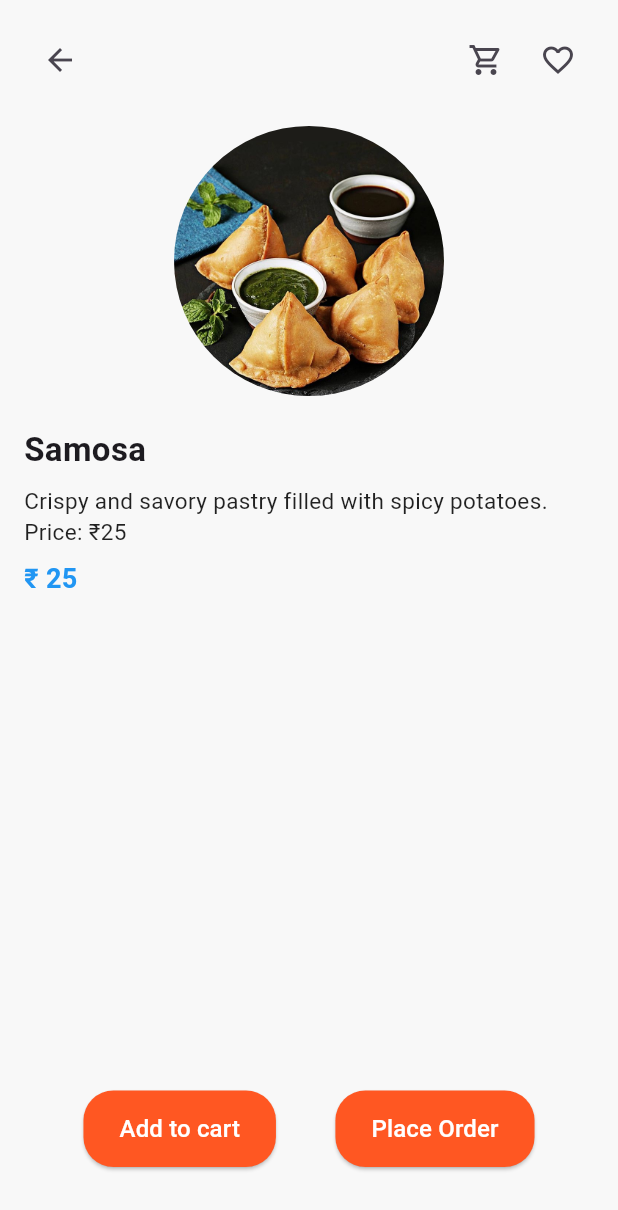
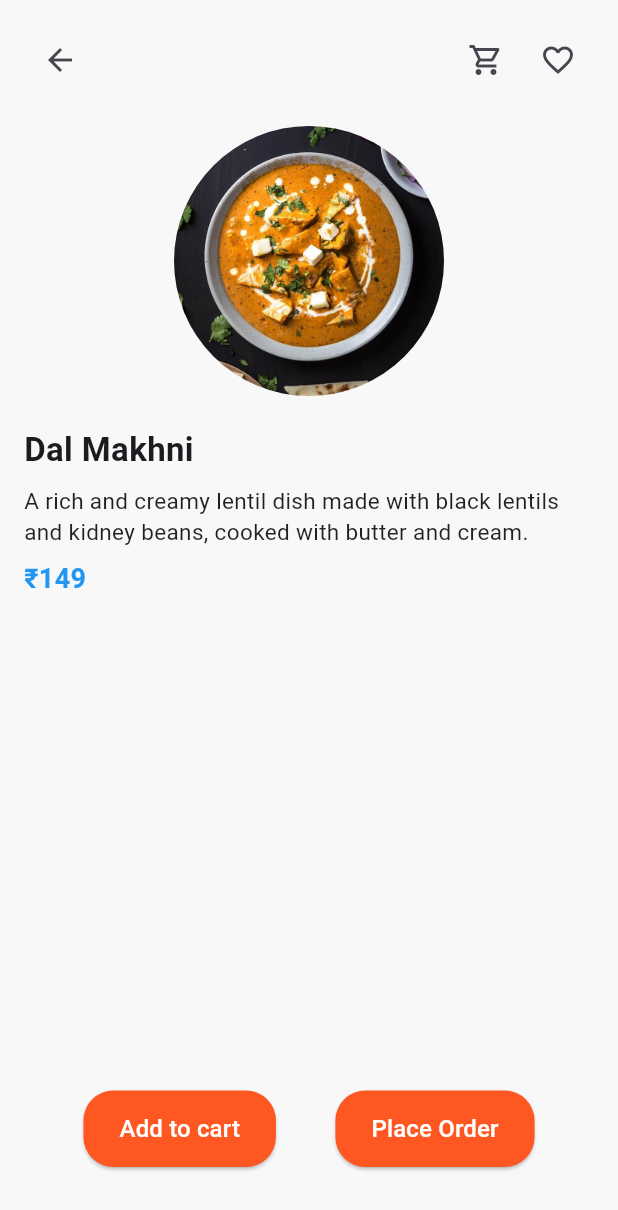
Before and after one commit to RahulVyas12/flutter_project, a Flutter app: the FoodMenu screen opened directly, after a tap on "Dal Makhni", on a phone screen of 412 x 824 dp. Shown: the top 1210 px of the screen. Run offline on Flutter 3.47's test engine with Material 3 defaults, Android fonts, the phone set to English and light mode, and no system bars.

Commit message:
food item

```diff
--- a/lib/food_item.dart
+++ b/lib/food_item.dart
@@ -1,16 +1,18 @@
 import 'package:flutter/material.dart';
 
-void main() {
-  runApp(
-    const MaterialApp(
-      debugShowCheckedModeBanner: false,
-      home: FoodDetailPage(),
-    ),
-  );
-}
+class FoodDetailPage extends StatelessWidget {
+  final String image;
+  final String name;
+  final String description;
+  final String price;
 
-class FoodDetailPage extends StatelessWidget {
-  const FoodDetailPage({super.key});
+  const FoodDetailPage({
+    super.key,
+    required this.image,
+    required this.name,
+    required this.description,
+    required this.price,
+  });
 
   @override
   Widget build(BuildContext context) {
@@ -52,7 +54,7 @@ class FoodDetailPage extends StatelessWidget {
               Center(
                 child: ClipOval(
                   child: Image.asset(
-                    "assets/samosa.jpg",
+                    image,
                     width: 180,
                     height: 180,
                     fit: BoxFit.cover,
@@ -62,19 +64,22 @@ class FoodDetailPage extends StatelessWidget {
               const SizedBox(height: 20),
 
               // Food name and description
-              const Text(
-                "Samosa",
-                style: TextStyle(fontSize: 22, fontWeight: FontWeight.bold),
+              Text(
+                name,
+                style: const TextStyle(
+                  fontSize: 22,
+                  fontWeight: FontWeight.bold,
+                ),
               ),
               const SizedBox(height: 8),
-              const Text(
-                "Crispy and savory pastry filled with spicy potatoes.\nPrice: ₹25",
-                style: TextStyle(fontSize: 15, color: Colors.black87),
+              Text(
+                description,
+                style: const TextStyle(fontSize: 15, color: Colors.black87),
               ),
               const SizedBox(height: 8),
-              const Text(
-                "₹ 25",
-                style: TextStyle(
+              Text(
+                price,
+                style: const TextStyle(
                   fontSize: 18,
                   fontWeight: FontWeight.bold,
                   color: Colors.blue,
--- a/lib/foodmenu.dart
+++ b/lib/foodmenu.dart
@@ -67,11 +67,15 @@ class _FoodMenuState extends State<FoodMenu> {
               {
                 "name": "Samosa",
                 "price": "₹50",
+                "description":
+                    "A popular Indian snack made of a crispy pastry filled with spiced potatoes and peas.",
                 "image": "assets/paneer-butter-masala.jpg",
               },
               {
                 "name": "Paneer Tikka",
                 "price": "₹199",
+                "description":
+                    "Chunks of paneer marinated in spices and grilled to perfection.",
                 "image": "assets/paneer-butter-masala.jpg",
               },
             ]),
@@ -83,11 +87,15 @@ class _FoodMenuState extends State<FoodMenu> {
               {
                 "name": "Dal Makhni",
                 "price": "₹149",
+                "description":
+                    "A rich and creamy lentil dish made with black lentils and kidney beans, cooked with butter and cream.",
                 "image": "assets/paneer-butter-masala.jpg",
               },
               {
                 "name": "Paneer Butter Masala",
                 "price": "₹229",
+                "description":
+                    "A popular North Indian dish made with paneer cubes cooked in a rich and creamy tomato-based gravy.",
                 "image": "assets/paneer-butter-masala.jpg",
               },
             ]),
@@ -99,11 +107,15 @@ class _FoodMenuState extends State<FoodMenu> {
               {
                 "name": "Hakka Noodles",
                 "price": "₹129",
+                "description":
+                    "A popular Indo-Chinese dish made with stir-fried noodles and vegetables.",
                 "image": "assets/paneer-butter-masala.jpg",
               },
               {
                 "name": "Manchurian",
                 "price": "₹149",
+                "description":
+                    "A popular Indo-Chinese dish made with fried vegetable or chicken balls in a spicy sauce.",
                 "image": "assets/paneer-butter-masala.jpg",
               },
             ]),
@@ -142,7 +154,14 @@ class _FoodMenuState extends State<FoodMenu> {
           onTap: () {
             Navigator.push(
               context,
-              MaterialPageRoute(builder: (context) => const FoodDetailPage()),
+              MaterialPageRoute(
+                builder: (context) => FoodDetailPage(
+                  image: item["image"]!,
+                  name: item["name"]!,
+                  description: item["description"]!,
+                  price: item["price"]!,
+                ),
+              ),
             );
           },
           borderRadius: BorderRadius.circular(16),
```
